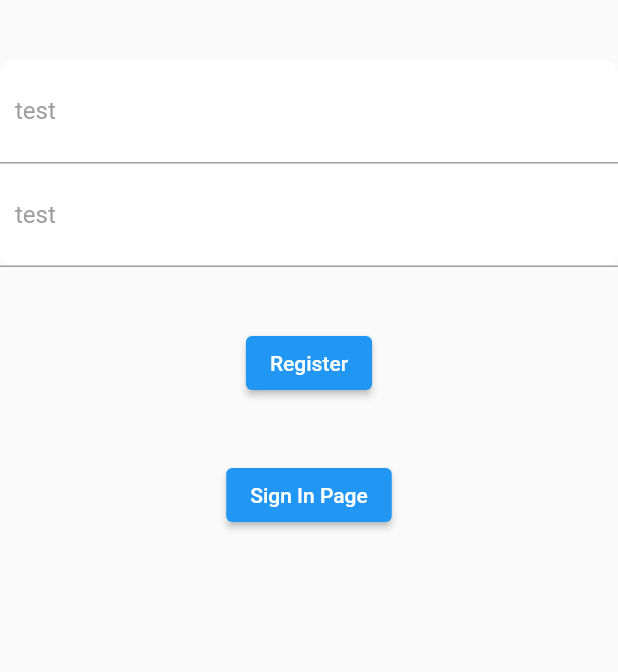
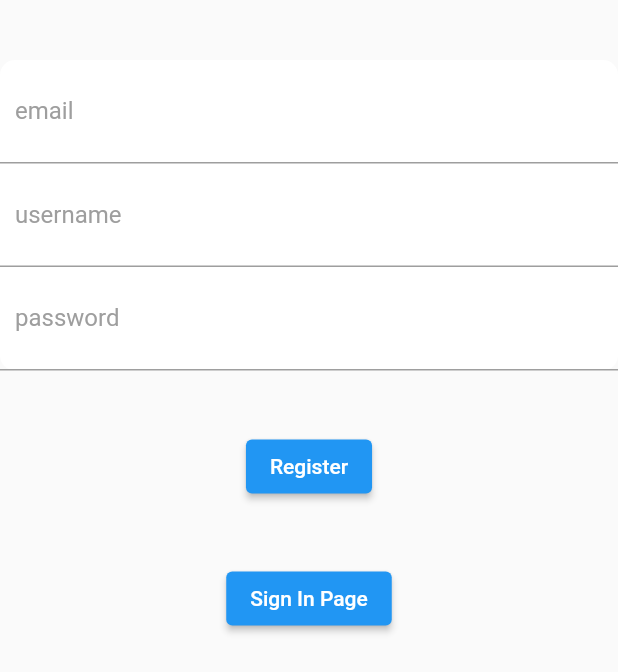
Before and after one commit to laynemazur/oceanlogger, a Flutter app: the RegisterWrapper screen opened directly, on a phone screen of 412 x 824 dp. Shown: the top 672 px of the screen. Run offline on Flutter 3.47's test engine with Material 2 defaults, Android fonts, the phone set to English and light mode, and no system bars; missing offline and left inert: mongo_dart.

Commit message:
Working register page

```diff
--- a/lib/components/Register.dart
+++ b/lib/components/Register.dart
@@ -2,6 +2,7 @@ import 'package:flutter/material.dart';
 import '../database/Backend.dart';
 
 class Register extends StatelessWidget{
+  static TextEditingController emailController = TextEditingController();
   static TextEditingController loginController = TextEditingController();
   static TextEditingController passwordController = TextEditingController();
   //TextEditingController takes user input from specified TextField
@@ -11,7 +12,23 @@ class Register extends StatelessWidget{
 
     return Column(
       children: <Widget>[
-
+        Container(
+          //login design/textbox
+          padding: const EdgeInsets.all(10),
+          decoration: const BoxDecoration(
+              border: Border(
+                bottom: BorderSide(color: Colors.grey),
+              )
+          ),
+          child: TextField(
+            controller: emailController,
+            decoration: InputDecoration(
+                hintText: "email",
+                hintStyle: TextStyle(color: Colors.grey),
+                border: InputBorder.none
+            ),
+          ),
+        ),
         Container(
           //login design/textbox
           padding: const EdgeInsets.all(10),
@@ -23,7 +40,7 @@ class Register extends StatelessWidget{
           child: TextField(
             controller: loginController,
             decoration: InputDecoration(
-                hintText: "test",
+                hintText: "username",
                 hintStyle: TextStyle(color: Colors.grey),
                 border: InputBorder.none
             ),
@@ -40,7 +57,7 @@ class Register extends StatelessWidget{
           child: TextField(
             controller: passwordController,
             decoration: InputDecoration(
-                hintText: "test",
+                hintText: "password",
                 hintStyle: TextStyle(color: Colors.grey),
                 border: InputBorder.none
             ),
@@ -49,4 +66,10 @@ class Register extends StatelessWidget{
       ],
     );
   }
+
+  static Future<String> regUser() {
+
+    //Validate user with login API from NodeJS
+    return ConnectBackend.registerUser(emailController.text,loginController.text, passwordController.text);
+  }
 }
```
Also changed, not shown: lib/buttons/RegisterButton.dart (+25 -4 lines), lib/database/Backend.dart (+33 -5 lines).
